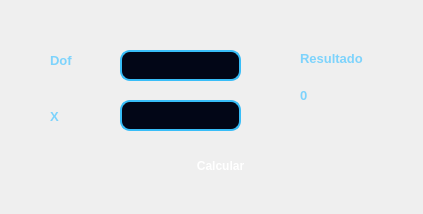
Old version of the form gui/ventana_psp_2.ui in the repository yurandcontreras67-b/yurandArmando.
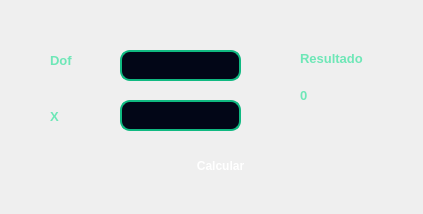
New version of the form.

What changed in the file:
```diff
--- a/gui/ventana_psp_2.ui
+++ b/gui/ventana_psp_2.ui
@@ -15,30 +15,30 @@
   </property>
   <property name="styleSheet">
    <string notr="true">QDialog {
-    background: qlineargradient(
-        spread:pad,
-        x1:0, y1:0, x2:1, y2:1,
-        stop:0 #0f172a,
-        stop:1 #1e1b4b
-    );
+background: qlineargradient(
+spread:pad,
+x1:0, y1:0, x2:1, y2:1,
+stop:0 #022c22,
+stop:1 #064e3b
+);
 }
 
 /* Etiquetas generales */
 QLabel {
-    color: #7dd3fc;
-    font-size: 13px;
-    font-weight: 500;
+color: #6ee7b7;
+font-size: 13px;
+font-weight: 500;
 }
 
 /* Campos de texto */
 QLineEdit {
-    background-color: #020617;
-    border: 2px solid #38bdf8;
-    border-radius: 10px;
-    padding: 6px;
-    color: #e2e8f0;
-    selection-background-color: #38bdf8;
-    selection-color: black;
+background-color: #020617;
+border: 2px solid #10b981;
+border-radius: 10px;
+padding: 6px;
+color: #d1fae5;
+selection-background-color: #10b981;
+selection-color: black;
 }
 
 QLineEdit:focus {
@@ -48,17 +48,17 @@
 
 /* Botones */
 QPushButton {
-    background: qlineargradient(
-        spread:pad,
-        x1:0, y1:0, x2:1, y2:0,
-        stop:0 #a78bfa,
-        stop:1 #6366f1
-    );
-    color: white;
-    border-radius: 12px;
-    padding: 8px;
-    font-weight: bold;
-    border: none;
+background: qlineargradient(
+spread:pad,
+x1:0, y1:0, x2:1, y2:0,
+stop:0 #34d399,
+stop:1 #059669
+);
+color: white;
+border-radius: 12px;
+padding: 8px;
+font-weight: bold;
+border: none;
 }
 
 QPushButton:hover {
@@ -80,13 +80,13 @@
 QLabel#label_r,
 QLabel#label_r2,
 QLabel#label_yk {
-    background-color: #020617;
-    border: 2px solid #38bdf8;
-    border-radius: 8px;
-    padding: 6px;
-    color: #fde047;
-    font-weight: bold;
-    font-size: 13px;
+background-color: #020617;
+border: 2px solid #10b981;
+border-radius: 8px;
+padding: 6px;
+color: #bbf7d0;
+font-weight: bold;
+font-size: 13px;
 }
 
 /* Efecto tipo &quot;tarjeta&quot; */
@@ -95,9 +95,10 @@
 QLabel#label_r:hover,
 QLabel#label_r2:hover,
 QLabel#label_yk:hover {
-    border: 2px solid #a78bfa;
-    background-color: #0f172a;
-}</string>
+border: 2px solid #34d399;
+background-color: #022c22;
+}
+</string>
   </property>
   <widget class="QLabel" name="label">
    <property name="geometry">
```
Left out of the diff: 18 changed lines with no effect on the pictures.
